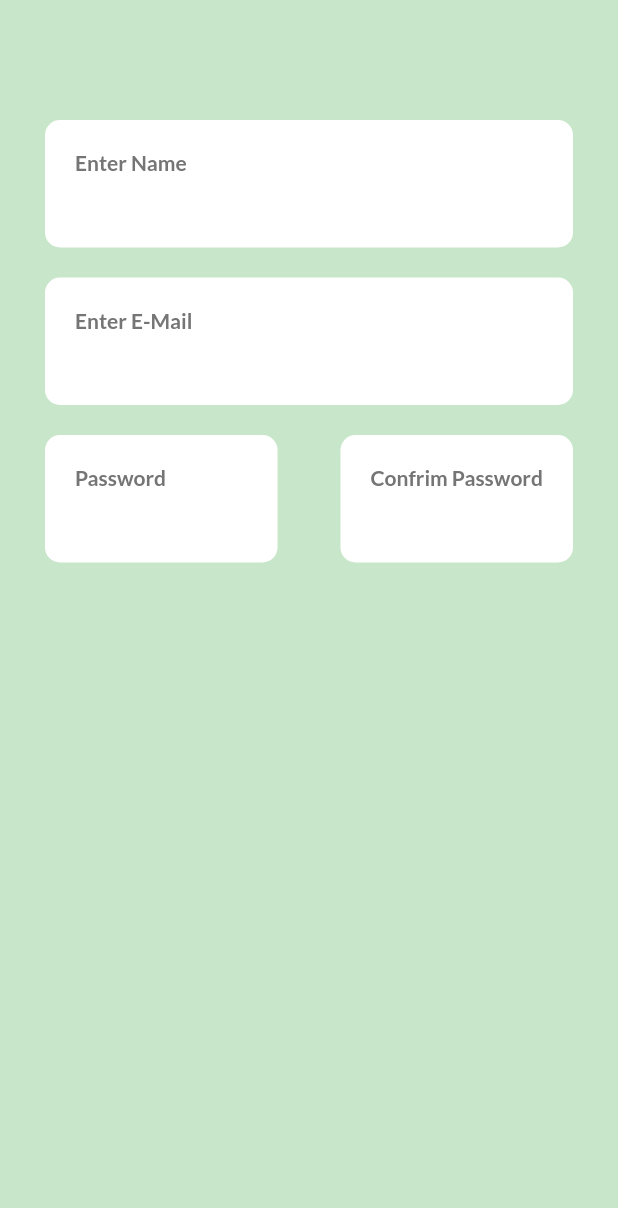
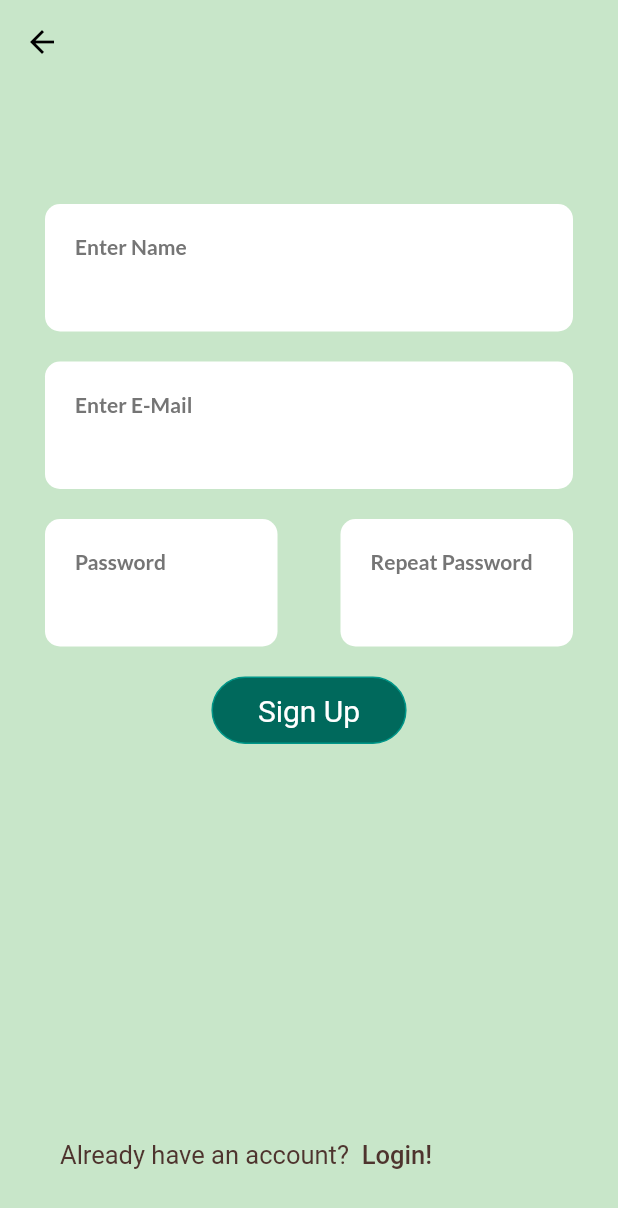
Before and after one commit to SaptarsiRoy/plants_app, a Flutter app: the EmailSignUpPage screen opened directly, on a phone screen of 412 x 824 dp. Shown: the top 1208 px of the screen. Run offline on Flutter 3.47's test engine with Material 2 defaults, Android fonts, the phone set to English and light mode, and no system bars; our stand-ins replace font_awesome_flutter, google_fonts.

Commit message:
added login text and signup button in email signup page

```diff
--- a/lib/pages/email_signup_page.dart
+++ b/lib/pages/email_signup_page.dart
@@ -10,10 +10,18 @@ class EmailSignUpPage extends StatelessWidget {
   final TextEditingController _confirmPasswordController =
       TextEditingController();
 
+
   @override
   Widget build(BuildContext context) {
     return Scaffold(
       backgroundColor: Colors.green.shade100,
+      appBar: AppBar(
+        elevation: 0,
+        backgroundColor: Colors.green.shade100,
+        iconTheme: IconThemeData(
+          color: Colors.black,
+          ),
+        ),
       body: SafeArea(
         child: Padding(
           padding: const EdgeInsets.symmetric(
@@ -53,11 +61,47 @@ class EmailSignUpPage extends StatelessWidget {
                     width: 155,
                     child: textFormField(
                       controller: _confirmPasswordController,
-                      title: 'Confrim Password',
+                      title: 'Repeat Password',
                     ),
                   )
                 ],
-              )
+              ),
+              SizedBox(height: 20,),
+              Container(
+                padding: EdgeInsets.symmetric(
+                horizontal: 30,
+                vertical: 10,
+              ),
+                decoration: BoxDecoration(border: Border.all(
+                  color: Colors.teal,
+                  ),
+                  borderRadius: BorderRadius.all(Radius.circular(50),),
+                color: Colors.teal.shade800,
+                  ),
+
+                child: Text('Sign Up', style: kSignUpTextStyle,),
+              ),
+              Spacer(),
+              Padding(
+              padding: const EdgeInsets.only(
+                left: 10,
+              ),
+              child: Row(
+                children: [
+                  Text(
+                    'Already have an account?',
+                    style: kButtonTextStyle,
+                  ),
+                  TextButton(
+                    onPressed: () {},
+                    child: Text(
+                      'Login!',
+                      style: kButtonTextStyle,
+                    ),
+                  ),
+                ],
+              ),
+            ),
             ],
           ),
         ),
--- a/lib/pages/sign_up_page.dart
+++ b/lib/pages/sign_up_page.dart
@@ -138,7 +138,7 @@ class SignUpPage extends StatelessWidget {
                   ),
                 ],
               ),
-            )
+            ),
           ],
         ),
       ),
```
